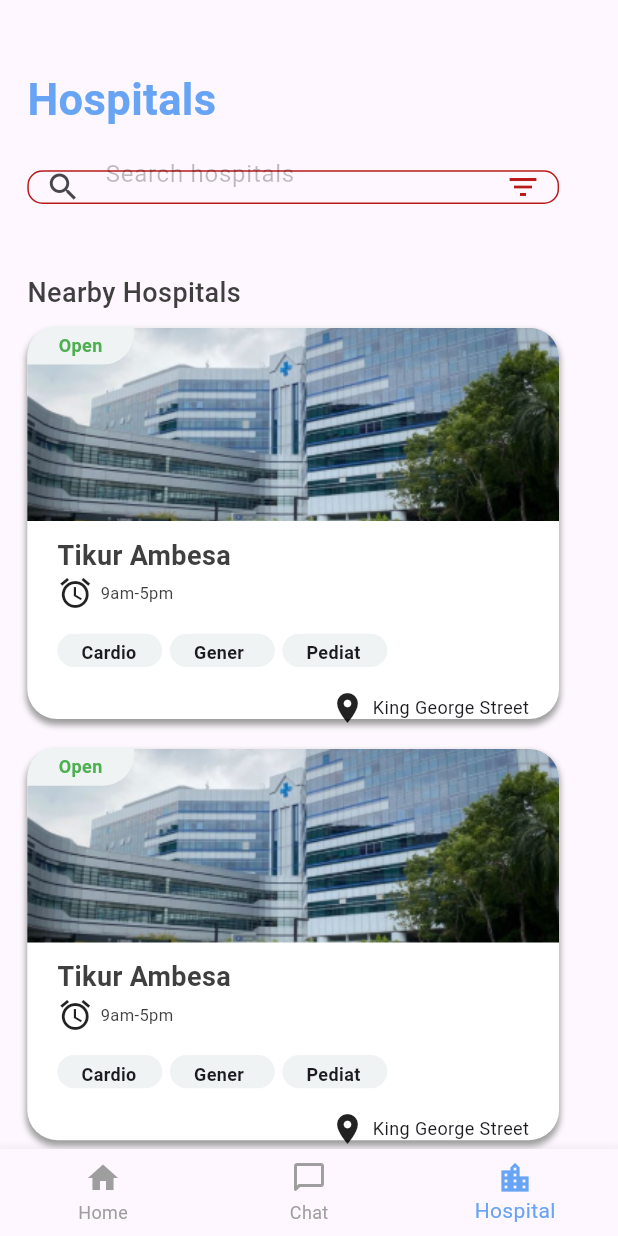
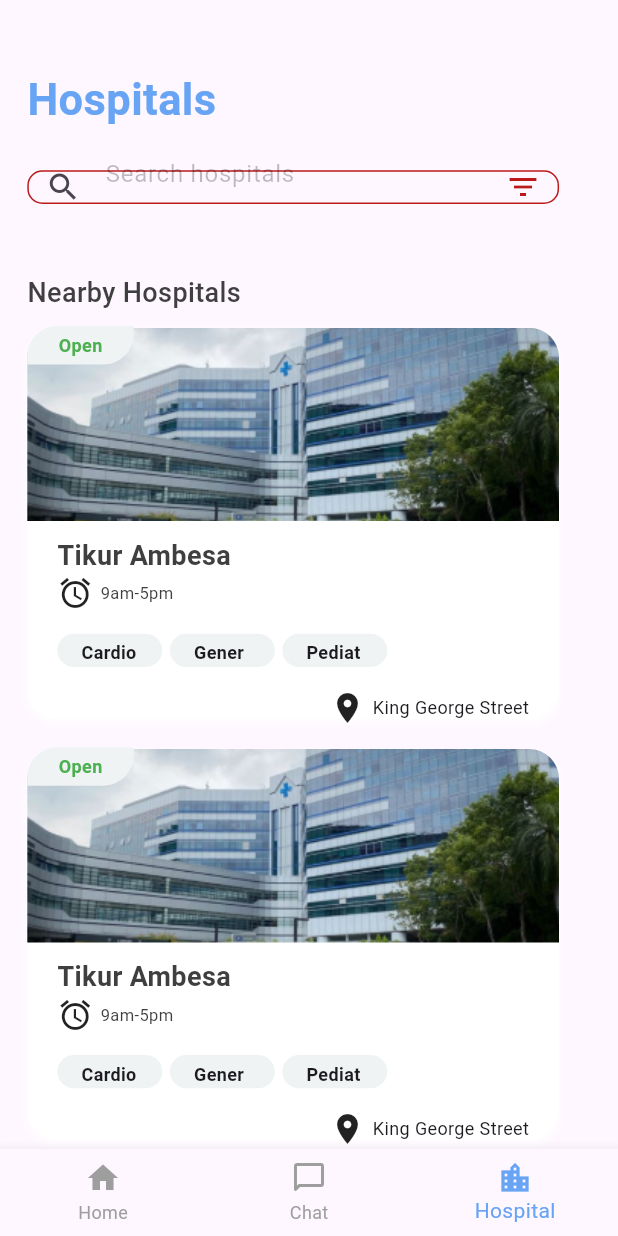
Before and after one commit to tamiratdereje/hakim_hub_mobile, a Flutter app: the screen it shows after launch, item 3 of the bottom bar chosen, on a phone screen of 412 x 824 dp. Run offline on Flutter 3.47's test engine with Material 2 defaults, Android fonts, the light colour scheme and no system bars; our stand-ins replace dartz, equatable, flutter_bloc, go_router, internet_connection_checker, material_design_icons_flutter and 1 more.

Commit message:
add routing to the app

```diff
--- a/hakim_hub_mobile/lib/core/utils/icons.dart
+++ b/hakim_hub_mobile/lib/core/utils/icons.dart
@@ -26,5 +26,6 @@ const Icon backButtonPro =  Icon(Icons.arrow_back);
 
 const Icon alarm = Icon(Icons.alarm);
 
-const Icon cancel = Icon(Icons.cancel_rounded, color: Colors.red, size:40);
-const Icon check = Icon(Icons.check_circle_rounded, color: Colors.green, size:40);
+const Icon cancel = Icon(Icons.close, color: Colors.red, size:40);
+const Icon check = Icon(
+  Icons.check, color: Colors.green, size:40);
--- a/hakim_hub_mobile/lib/features/hospital/presentation/widgets/main_hospitals_card.dart
+++ b/hakim_hub_mobile/lib/features/hospital/presentation/widgets/main_hospitals_card.dart
@@ -24,7 +24,7 @@ class MainHospitalsCard extends StatelessWidget {
             borderRadius: BorderRadius.all(Radius.circular(20)),
             boxShadow: [
               BoxShadow(
-                  color: greyColor,
+                  color: Colors.white70,
                   blurRadius: 3,
                   offset: Offset(0, 3),
                   spreadRadius: 0.5)
--- a/hakim_hub_mobile/lib/router/main_router.dart
+++ b/hakim_hub_mobile/lib/router/main_router.dart
@@ -0,0 +1,63 @@
+import 'dart:math';
+
+import 'package:flutter/material.dart';
+import 'package:go_router/go_router.dart';
+import 'package:hakim_hub_mobile/core/shared_widgets/bottom_nav.dart';
+import 'package:hakim_hub_mobile/features/core/splash_screen.dart';
+import 'package:hakim_hub_mobile/features/doctor/presentation/screen/doctor_detail_page.dart';
+import 'package:hakim_hub_mobile/router/routes.dart';
+
+
+class RouterMain extends StatelessWidget {
+  late final GoRouter _router;
+
+  String? redirector(state) {
+    return null;
+  }
+
+  RouterMain({Key? key}) : super(key: key) {
+
+    _router = GoRouter(
+      redirect: (context, state) => redirector(state),
+      initialLocation: AppRoutes.Home,
+      routes: <GoRoute>[
+        GoRoute(
+          path: AppRoutes.Home,
+          pageBuilder: (context, state) =>
+              MaterialPage(child: BottomNav()),
+        ),
+
+        // GoRoute(
+        //   path: AppRoutes.HospitalDetailPage,
+        //   pageBuilder: (context, state) =>
+        //       MaterialPage(child: HospitalDetailPage()),
+        // ),
+        GoRoute(
+          path: AppRoutes.DoctorDetailPage,
+          pageBuilder: (context, state) =>
+              const MaterialPage(child: DoctorDetailPage()),
+        ),
+        GoRoute(
+          path: AppRoutes.SplashPage,
+          pageBuilder: (context, state) =>
+              const MaterialPage(child: SplashPage()),
+        ),
+
+
+      ],
+    );
+  }
+
+  @override
+  Widget build(BuildContext context) {
+    return MaterialApp.router(
+      // routerDelegate: _router.routerDelegate,
+      // routeInformationParser: _router.routeInformationParser,
+      title: 'Charge Station Finder',
+      routerConfig: _router,
+      theme: ThemeData(
+        primarySwatch: Colors.green,
+      ),
+    );
+  }
+}
--- a/hakim_hub_mobile/lib/router/routes.dart
+++ b/hakim_hub_mobile/lib/router/routes.dart
@@ -0,0 +1,9 @@
+import 'package:hakim_hub_mobile/features/core/splash_screen.dart';
+
+class AppRoutes {
+  static const HospitalDetailPage = '/hospital-detail-page';
+  static const DoctorDetailPage = '/doctor-detail-page';
+  static const Home = '/';
+  static const SplashPage = '/splash-page';
+
+}
--- a/hakim_hub_mobile/pubspec.yaml
+++ b/hakim_hub_mobile/pubspec.yaml
@@ -35,6 +35,7 @@ dependencies:
     sdk: flutter
   flutter_bloc: ^8.1.3
   flutter_svg: ^2.0.7
+  go_router: ^8.0.5
   internet_connection_checker: ^1.0.0+1
   material_design_icons_flutter: ^7.0.7296
   responsive_sizer: ^3.1.1
```
